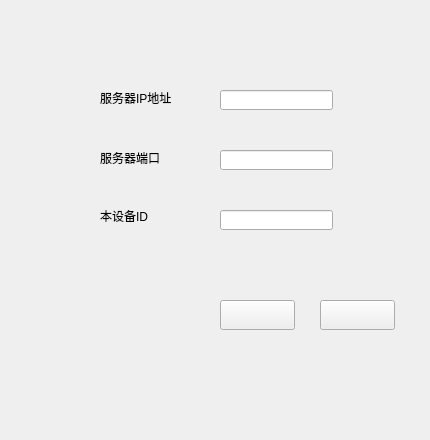
stan12138/Filer, file Qt source code/options.ui: the form before one commit.
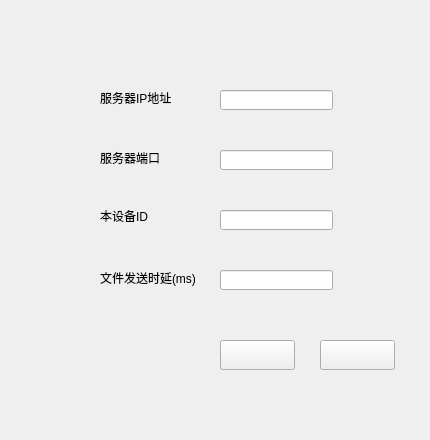
The form after the commit. Icons and pictures are not drawn.

Diff of the .ui file:
```diff
--- a/Qt source code/options.ui
+++ b/Qt source code/options.ui
@@ -68,7 +68,7 @@
    <property name="geometry">
     <rect>
      <x>320</x>
-     <y>300</y>
+     <y>340</y>
      <width>75</width>
      <height>30</height>
     </rect>
@@ -108,7 +108,7 @@
    <property name="geometry">
     <rect>
      <x>220</x>
-     <y>300</y>
+     <y>340</y>
      <width>75</width>
      <height>30</height>
     </rect>
@@ -127,6 +127,29 @@
     </size>
    </property>
   </widget>
+  <widget class="QLabel" name="label_4">
+   <property name="geometry">
+    <rect>
+     <x>100</x>
+     <y>270</y>
+     <width>101</width>
+     <height>16</height>
+    </rect>
+   </property>
+   <property name="text">
+    <string>文件发送时延(ms)</string>
+   </property>
+  </widget>
+  <widget class="QLineEdit" name="delay">
+   <property name="geometry">
+    <rect>
+     <x>220</x>
+     <y>270</y>
+     <width>113</width>
+     <height>20</height>
+    </rect>
+   </property>
+  </widget>
  </widget>
  <resources>
   <include location="resource.qrc"/>
```
